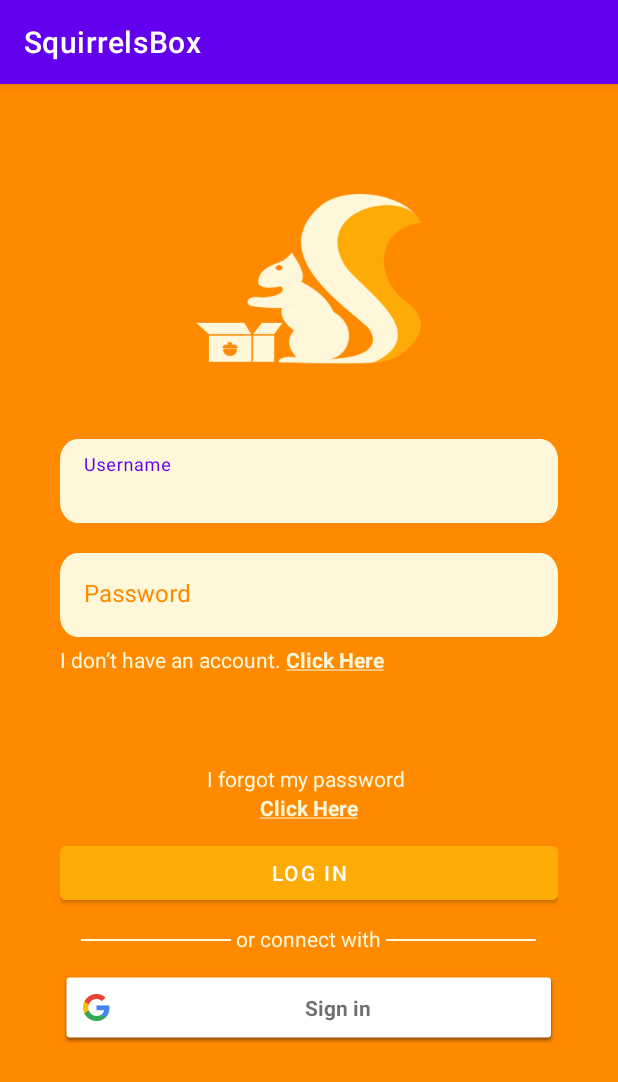
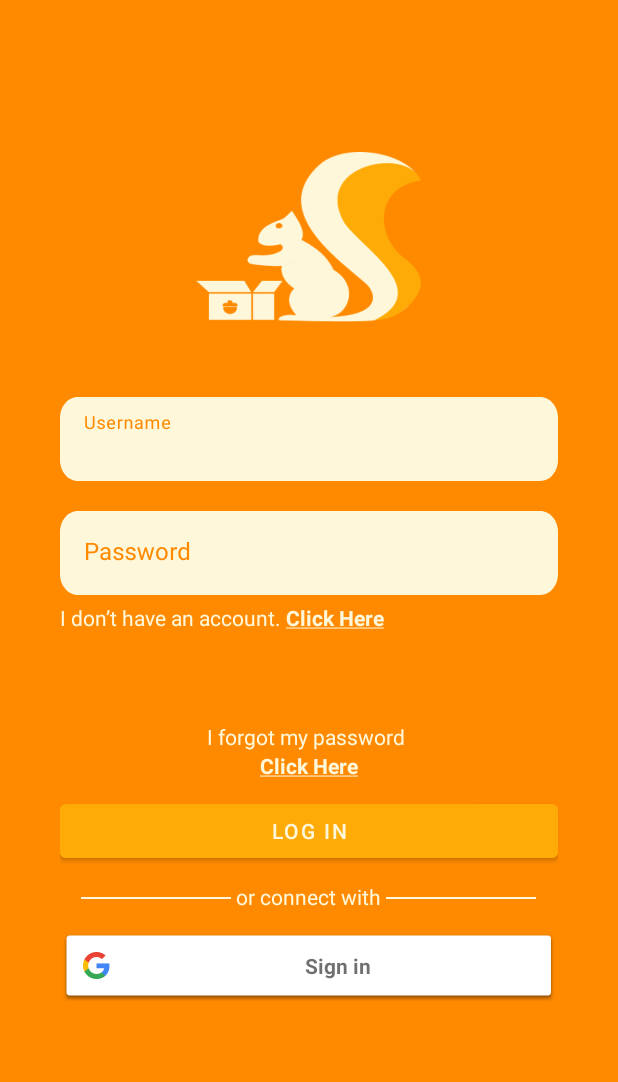
Before and after one commit to Dev-Oops5/Squirrels-Box, an Android app: the screen it shows after launch (MainActivity), on a phone screen of 412 x 824 dp. Shown: the top 1082 px of the screen. Run offline under Robolectric (Android 15) with nearby library versions, the light colour scheme and no system bars.

Commit message:
Cambios en colores
Se realizaron cambios en los colores para los temas
Se elimina el action bar

```diff
--- a/app/src/main/res/values-night/themes.xml
+++ b/app/src/main/res/values-night/themes.xml
@@ -1,14 +1,14 @@
 <resources xmlns:tools="http://schemas.android.com/tools">
     <!-- Base application theme. -->
-    <style name="Theme.SquirrelsBox" parent="Theme.MaterialComponents.DayNight.DarkActionBar">
+    <style name="Theme.SquirrelsBox" parent="Theme.MaterialComponents.DayNight.NoActionBar">
         <!-- Primary brand color. -->
-        <item name="colorPrimary">@color/purple_200</item>
-        <item name="colorPrimaryVariant">@color/purple_700</item>
-        <item name="colorOnPrimary">@color/black</item>
+        <item name="colorPrimary">@color/primary_orange_dark</item>
+        <item name="colorPrimaryVariant">@color/primary_orange</item>
+        <item name="colorOnPrimary">@color/primary_white</item>
         <!-- Secondary brand color. -->
-        <item name="colorSecondary">@color/teal_200</item>
-        <item name="colorSecondaryVariant">@color/teal_200</item>
-        <item name="colorOnSecondary">@color/black</item>
+        <item name="colorSecondary">@color/primary_orange_dark</item>
+        <item name="colorSecondaryVariant">@color/teal_700</item>
+        <item name="colorOnSecondary">@color/white</item>
         <!-- Status bar color. -->
         <item name="android:statusBarColor" tools:targetApi="l">?attr/colorPrimaryVariant</item>
         <!-- Customize your theme here. -->
--- a/app/src/main/res/values/themes.xml
+++ b/app/src/main/res/values/themes.xml
@@ -1,14 +1,14 @@
 <resources xmlns:tools="http://schemas.android.com/tools">
     <!-- Base application theme. -->
-    <style name="Theme.SquirrelsBox" parent="Theme.MaterialComponents.DayNight.DarkActionBar">
+    <style name="Theme.SquirrelsBox" parent="Theme.MaterialComponents.DayNight.NoActionBar">
         <!-- Primary brand color. -->
-        <item name="colorPrimary">@color/purple_500</item>
-        <item name="colorPrimaryVariant">@color/purple_700</item>
-        <item name="colorOnPrimary">@color/white</item>
+        <item name="colorPrimary">@color/primary_orange_dark</item>
+        <item name="colorPrimaryVariant">@color/primary_orange</item>
+        <item name="colorOnPrimary">@color/primary_white</item>
         <!-- Secondary brand color. -->
-        <item name="colorSecondary">@color/teal_200</item>
+        <item name="colorSecondary">@color/primary_orange_dark</item>
         <item name="colorSecondaryVariant">@color/teal_700</item>
-        <item name="colorOnSecondary">@color/black</item>
+        <item name="colorOnSecondary">@color/white</item>
         <!-- Status bar color. -->
         <item name="android:statusBarColor" tools:targetApi="l">?attr/colorPrimaryVariant</item>
         <!-- Customize your theme here. -->
```
